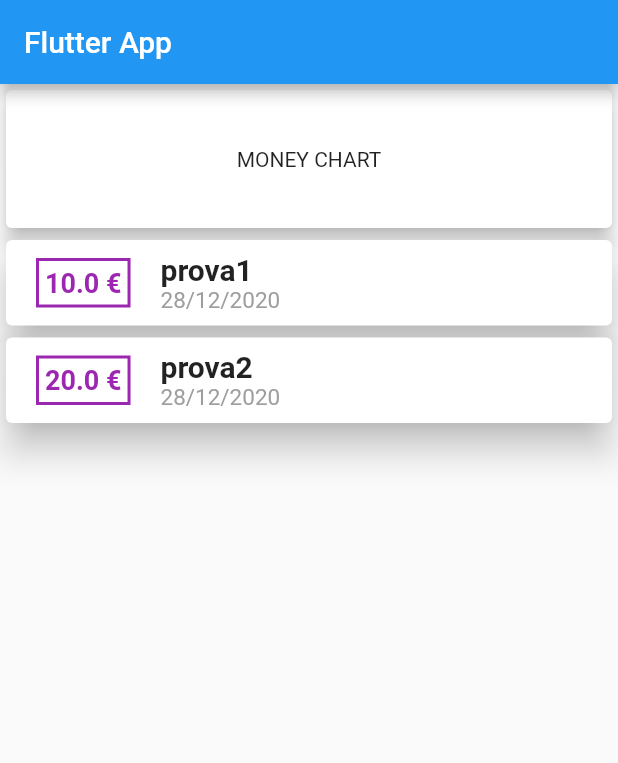
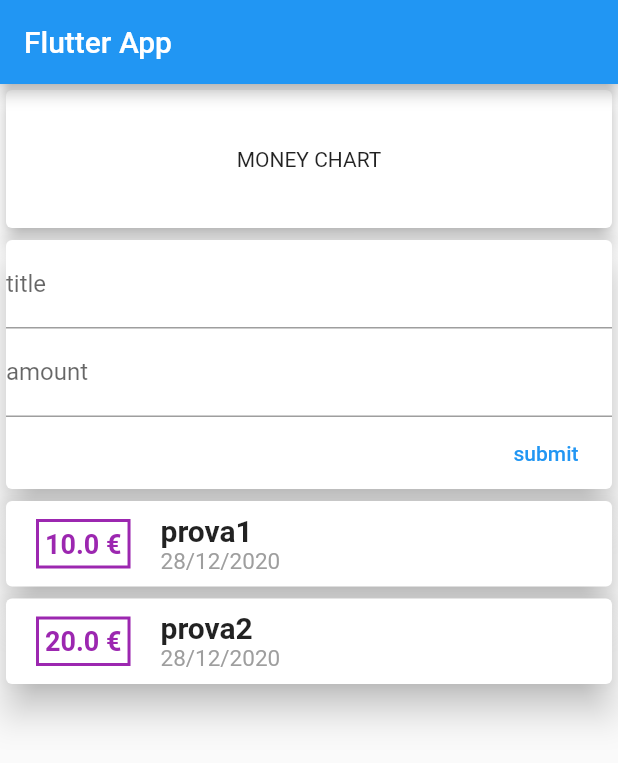
Before and after one commit to StefanoBozzoni/money_demo, a Flutter app: the screen it shows after launch, on a phone screen of 412 x 824 dp. Shown: the top 763 px of the screen. Run offline on Flutter 3.47's test engine with Material 2 defaults, Android fonts, the phone set to English and light mode, and no system bars.

Commit message:
Insrite TextFields, controllers e SingleSchidScrollView

```diff
--- a/lib/main.dart
+++ b/lib/main.dart
@@ -1,5 +1,5 @@
 import 'package:flutter/material.dart';
-import './widgets/transaction_list.dart';
+import 'package:money_demo/widgets/user_transaction.dart';
 
 void main() => runApp(MyApp());
 
@@ -20,7 +20,8 @@ class MyHomePage extends StatelessWidget {
         appBar: AppBar(
           title: Text('Flutter App'),
         ),
-        body: Column(
+        body: SingleChildScrollView(
+          child: Column(
             mainAxisAlignment: MainAxisAlignment.start,
             crossAxisAlignment: CrossAxisAlignment.stretch,
             children: [
@@ -36,8 +37,9 @@ class MyHomePage extends StatelessWidget {
                   elevation: 5,
                 ),
               ),
-            TransactionList(),
+              UserTransaction(),
             ],
+          ),
         ));
   }
 }
--- a/lib/widgets/new_transaction.dart
+++ b/lib/widgets/new_transaction.dart
@@ -1,13 +1,45 @@
-import 'package:flutter/cupertino.dart';
+import 'package:flutter/material.dart';
+//import '../widgets/user_transaction.dart';
 
-class NewTransaction extends StatefulWidget {
-  @override
-  _NewTransactionState createState() => _NewTransactionState();
+abstract class TransactionOperation {
+  addNewTransaction(String title, double amount);
 }
 
-class _NewTransactionState extends State<NewTransaction> {
+class NewTransaction extends StatelessWidget {
+  //final UserTransactionState ut;
+  final TransactionOperation transactionOperation;
+
+  final titleController = TextEditingController();
+  final amountController = TextEditingController();
+
+  NewTransaction(this.transactionOperation);
+
   @override
   Widget build(BuildContext context) {
-    return Container();
+    return Card(
+      elevation: 10,
+      child: Column(crossAxisAlignment: CrossAxisAlignment.end, children: [
+        TextField(
+          decoration: InputDecoration(labelText: "title"),
+          controller: titleController,
+        ),
+        TextField(
+          decoration: InputDecoration(labelText: "amount"),
+          controller: amountController,
+        ),
+        FlatButton(
+          child: Text("submit"),
+          textColor: Colors.blue,
+          onPressed: () {
+            /*
+            ut.addNewTransaction(
+                titleController.text, double.parse(amountController.text));
+            */
+            transactionOperation.addNewTransaction(
+                titleController.text, double.parse(amountController.text));
+          },
+        )
+      ]),
+    );
   }
 }
--- a/lib/widgets/transaction_list.dart
+++ b/lib/widgets/transaction_list.dart
@@ -2,16 +2,10 @@ import 'package:flutter/material.dart';
 import 'package:intl/intl.dart';
 import '../models/transaction.dart';
 
-class TransactionList extends StatefulWidget {
-  @override
-  _TransactionListState createState() => _TransactionListState();
-}
+class TransactionList extends StatelessWidget {
+  final List<Transaction> _transactions;
 
-class _TransactionListState extends State<TransactionList> {
-  final List<Transaction> _transactions = [
-    Transaction(id: "1", title: "prova1", amount: 10.0, date: DateTime.now()),
-    Transaction(id: "2", title: "prova2", amount: 20.0, date: DateTime.now())
-  ];
+  TransactionList(this._transactions);
 
   @override
   Widget build(BuildContext context) {
--- a/lib/widgets/user_transaction.dart
+++ b/lib/widgets/user_transaction.dart
@@ -1,17 +1,36 @@
 import 'package:flutter/material.dart';
+import '../models/transaction.dart';
 import '../widgets/new_transaction.dart';
 import '../widgets/transaction_list.dart';
 
 class UserTransaction extends StatefulWidget {
   @override
-  _UserTransactionState createState() => _UserTransactionState();
+  UserTransactionState createState() => UserTransactionState();
 }
 
-class _UserTransactionState extends State<UserTransaction> {
+class UserTransactionState extends State<UserTransaction>
+    implements TransactionOperation {
+  final List<Transaction> _transactions = [
+    Transaction(id: "1", title: "prova1", amount: 10.0, date: DateTime.now()),
+    Transaction(id: "2", title: "prova2", amount: 20.0, date: DateTime.now())
+  ];
+
+  void addNewTransaction(String txtitle, double txamount) {
+    Transaction ntx = Transaction(
+        id: DateTime.now().toString(),
+        title: txtitle,
+        amount: txamount,
+        date: DateTime.now());
+
+    setState(() {
+      _transactions.add(ntx);
+    });
+  }
+
   @override
   Widget build(BuildContext context) {
     return Column(
-      children: [NewTransaction(), TransactionList()],
+      children: [NewTransaction(this), TransactionList(_transactions)],
     );
   }
 }
```
Lines whose indentation alone changed are shown as unchanged.
